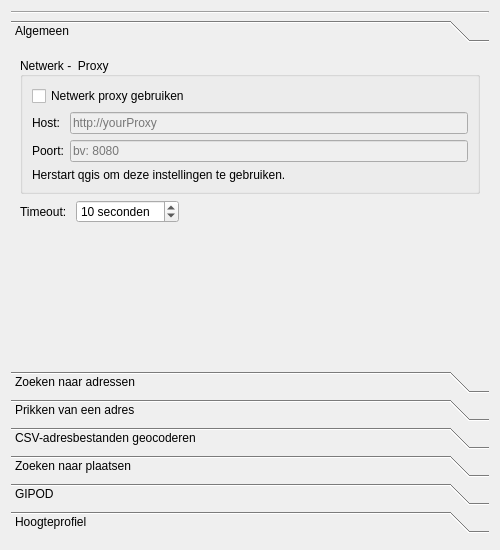
Old version of the form ui_geopunt4QgisSettings.ui in the repository warrieka/geopunt4Qgis.
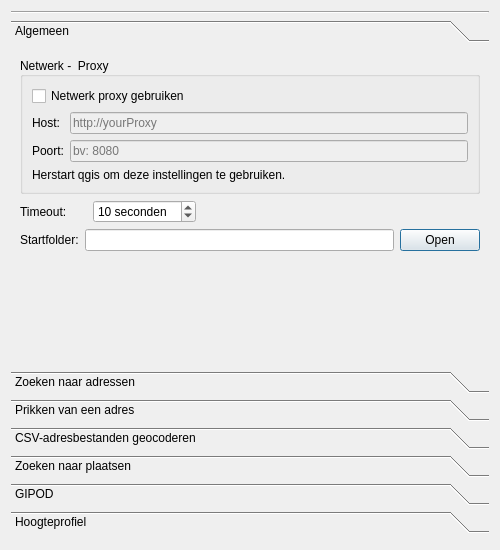
New version of the form. Icons and pictures are not drawn.

Commit message: setting for startfolder in every tool

Patch:
```diff
--- a/ui_geopunt4QgisSettings.ui
+++ b/ui_geopunt4QgisSettings.ui
@@ -130,7 +130,7 @@
             </sizepolicy>
            </property>
            <property name="text">
-            <string>Timeout: </string>
+            <string>Timeout:      </string>
            </property>
           </widget>
          </item>
@@ -171,6 +171,27 @@
          </item>
         </layout>
        </item>
+       <item>
+        <layout class="QHBoxLayout" name="horizontalLayout_3">
+         <item>
+          <widget class="QLabel" name="label_10">
+           <property name="text">
+            <string>Startfolder:</string>
+           </property>
+          </widget>
+         </item>
+         <item>
+          <widget class="QLineEdit" name="startDirTxt"/>
+         </item>
+         <item>
+          <widget class="QPushButton" name="dirSelBtn">
+           <property name="text">
+            <string>Open</string>
+           </property>
+          </widget>
+         </item>
+        </layout>
+       </item>
        <item>
         <spacer name="verticalSpacer_5">
          <property name="orientation">
```
Left out of the diff: 16 changed lines with no effect on the pictures. The commit also changes 17 other files.
